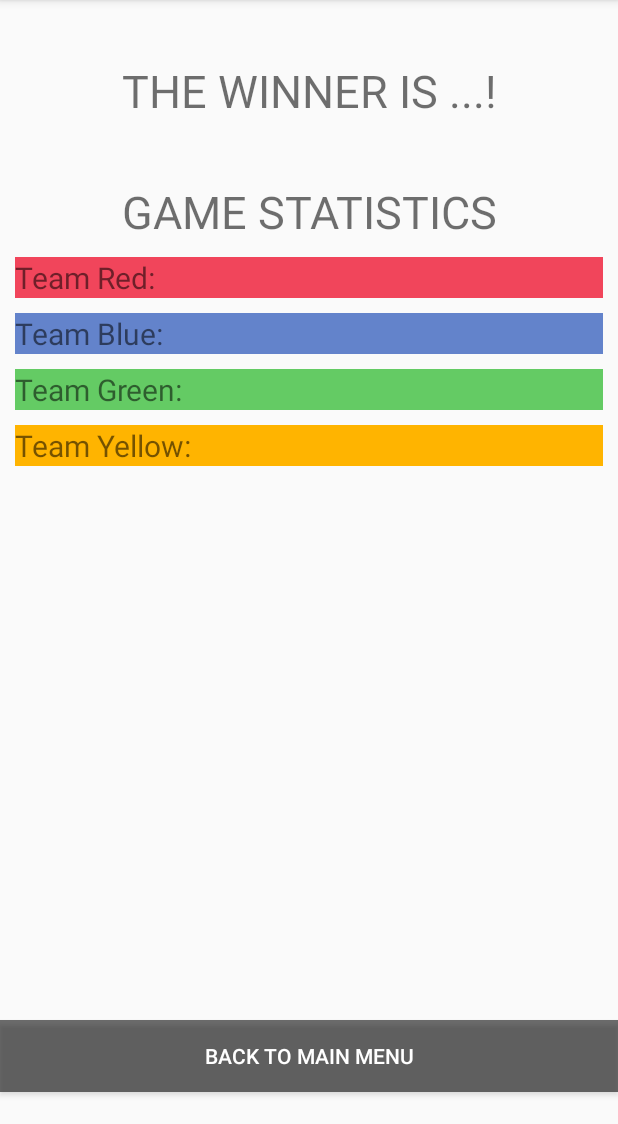
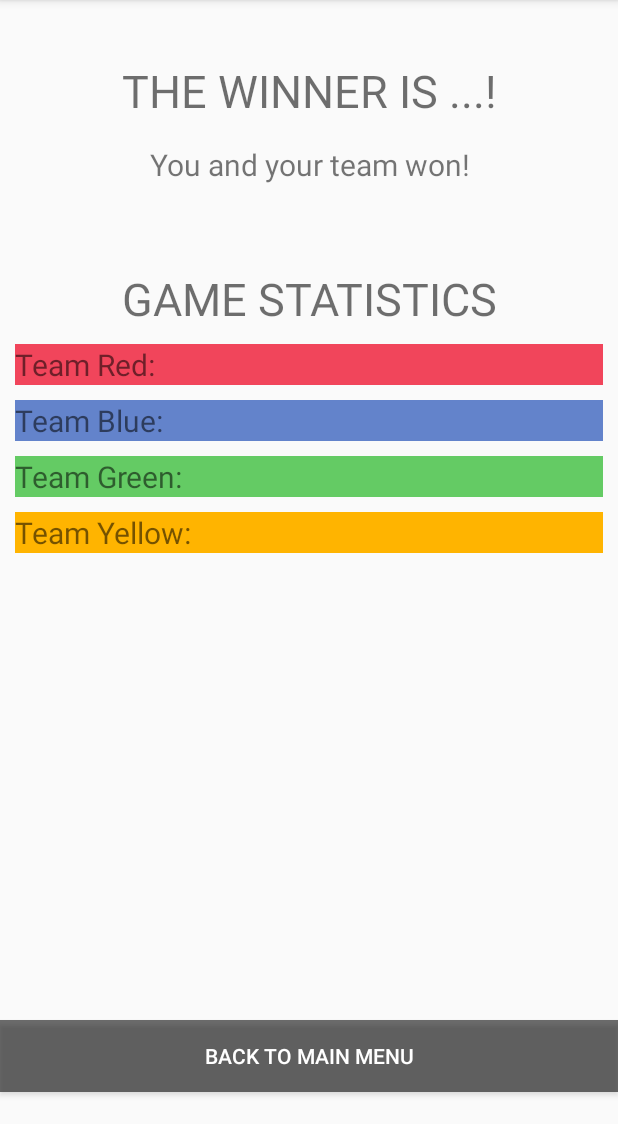
Before and after one commit to mfreiwald/Pixelfighter, an Android app: the GameEndActivity screen opened directly, with no data from a screen before it, on a phone screen of 412 x 824 dp, the part 84-1208 px from its top. Run offline under Robolectric (Android 15) with nearby library versions, the phone set to English and light mode, and no system bars; 2 statements that could not run were skipped.

Commit message:
GameEnd Layout

```diff
--- a/app/src/main/java/de/lmu/ifi/pixelfighter/activities/GameEndActivity.java
+++ b/app/src/main/java/de/lmu/ifi/pixelfighter/activities/GameEndActivity.java
@@ -8,6 +8,7 @@ import android.support.v7.app.AppCompatActivity;
 import android.util.Log;
 import android.view.View;
 import android.widget.Button;
+import android.widget.LinearLayout;
 import android.widget.TextView;
 
 import java.util.ArrayList;
@@ -30,6 +31,8 @@ public class GameEndActivity extends AppCompatActivity {
     TextView redText;
     TextView greenText;
     TextView yellowText;
+    TextView ownTeamWon;
+    LinearLayout linTeamWon;
     Button btnMain;
     String winner;
     UserData userData;
@@ -66,6 +69,8 @@ public class GameEndActivity extends AppCompatActivity {
                 init();
 
                 teamWon = (TextView) findViewById(R.id.teamWonTextview);
+                ownTeamWon = (TextView) findViewById(R.id.ownTeamWonTv);
+                linTeamWon = (LinearLayout) findViewById(R.id.linTeamWon);
                 blueText = (TextView) findViewById(R.id.blue);
                 redText = (TextView) findViewById(R.id.red);
                 greenText = (TextView) findViewById(R.id.green);
@@ -73,7 +78,10 @@ public class GameEndActivity extends AppCompatActivity {
 
 
                 teamWon.setText(winner);
-                teamWon.setBackgroundColor(color);
+                linTeamWon.setBackgroundColor(color);
+                if(won) {
+                    ownTeamWon.setVisibility(View.VISIBLE);
+                }
                 String redStr = " Team Red filled " + String.valueOf(red) + " pixel(s). ";
                 String blueStr = " Team Blue filled " + String.valueOf(blue) + " pixel(s). ";
                 String greenStr = " Team Green filled " + String.valueOf(green) + " pixel(s). ";
--- a/app/src/main/java/de/lmu/ifi/pixelfighter/activities/ZoomableGameActivity.java
+++ b/app/src/main/java/de/lmu/ifi/pixelfighter/activities/ZoomableGameActivity.java
@@ -158,6 +158,7 @@ public class ZoomableGameActivity extends AppCompatActivity implements OnGameUpd
         intent.putExtra("team", team);
         startActivity(intent);
         Log.d("onGameOver", "activityStarted");
+        lightSensor.onPause();
     }
 
     @Override
--- a/app/src/main/res/layout/activity_game_end.xml
+++ b/app/src/main/res/layout/activity_game_end.xml
@@ -5,12 +5,30 @@
     android:layout_height="match_parent"
     tools:context="de.lmu.ifi.pixelfighter.activities.GameEndActivity">
 
-    <TextView
-        android:id="@+id/teamWonTextview"
-        style="@style/TitleTheme"
+    <LinearLayout
+        android:id="@+id/linTeamWon"
         android:layout_width="match_parent"
         android:layout_height="wrap_content"
-        android:text="The winner is ...!"/>
+        android:orientation="vertical">
+
+        <TextView
+            android:id="@+id/teamWonTextview"
+            style="@style/TitleTheme"
+            android:layout_width="match_parent"
+            android:layout_height="wrap_content"
+            android:text="The winner is ...!"/>
+
+        <TextView
+            android:id="@+id/ownTeamWonTv"
+            android:layout_width="match_parent"
+            android:layout_height="wrap_content"
+            android:textSize="20sp"
+            android:layout_marginTop="15dp"
+            android:gravity="center"
+            android:layout_marginBottom="15dp"
+            android:visibility="visible"
+            android:text="You and your team won!"/>
+    </LinearLayout>
 
     <TextView
         android:id="@+id/gameStatsTitle"
@@ -18,7 +36,7 @@
         android:layout_width="match_parent"
         android:layout_height="wrap_content"
         android:layout_marginBottom="@dimen/space_margin"
-        android:layout_below="@+id/teamWonTextview"
+        android:layout_below="@+id/linTeamWon"
         android:text="Game statistics"/>
     <TextView
         android:id="@+id/red"
```
